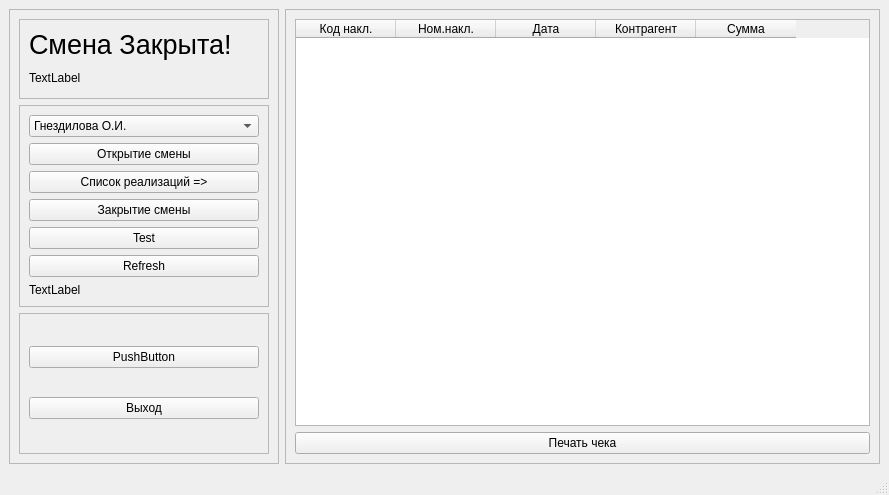
Above: atolMain.ui from leoneii/ixjournal before the change. Below: the same form after it.
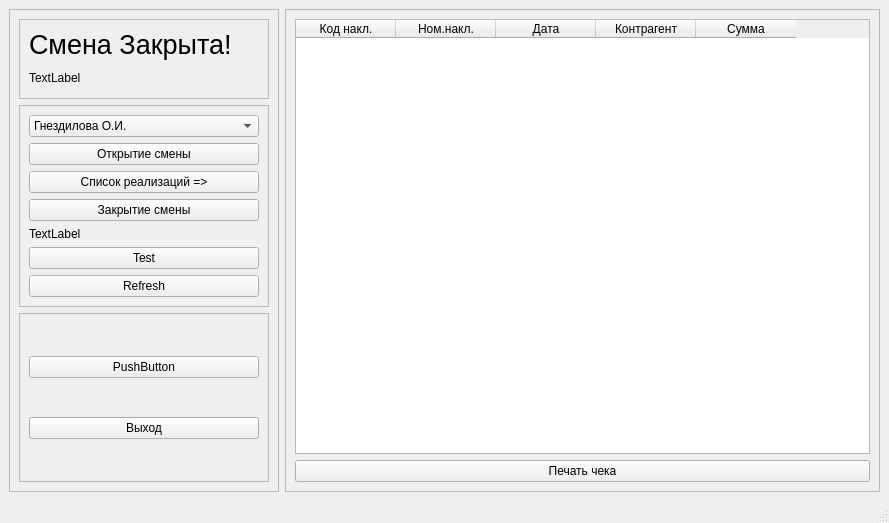
That is the form after the change.

```diff
--- a/atolMain.ui
+++ b/atolMain.ui
@@ -7,7 +7,7 @@
     <x>0</x>
     <y>0</y>
     <width>889</width>
-    <height>495</height>
+    <height>523</height>
    </rect>
   </property>
   <property name="sizePolicy">
@@ -147,6 +147,13 @@
             </property>
            </widget>
           </item>
+          <item>
+           <widget class="QLabel" name="label_2">
+            <property name="text">
+             <string>TextLabel</string>
+            </property>
+           </widget>
+          </item>
           <item>
            <widget class="QPushButton" name="pushButton_test">
             <property name="text">
@@ -161,13 +168,6 @@
             </property>
            </widget>
           </item>
-          <item>
-           <widget class="QLabel" name="label_2">
-            <property name="text">
-             <string>TextLabel</string>
-            </property>
-           </widget>
-          </item>
          </layout>
         </widget>
        </item>
```
Left out of the diff: 4 changed lines with no effect on the pictures.
